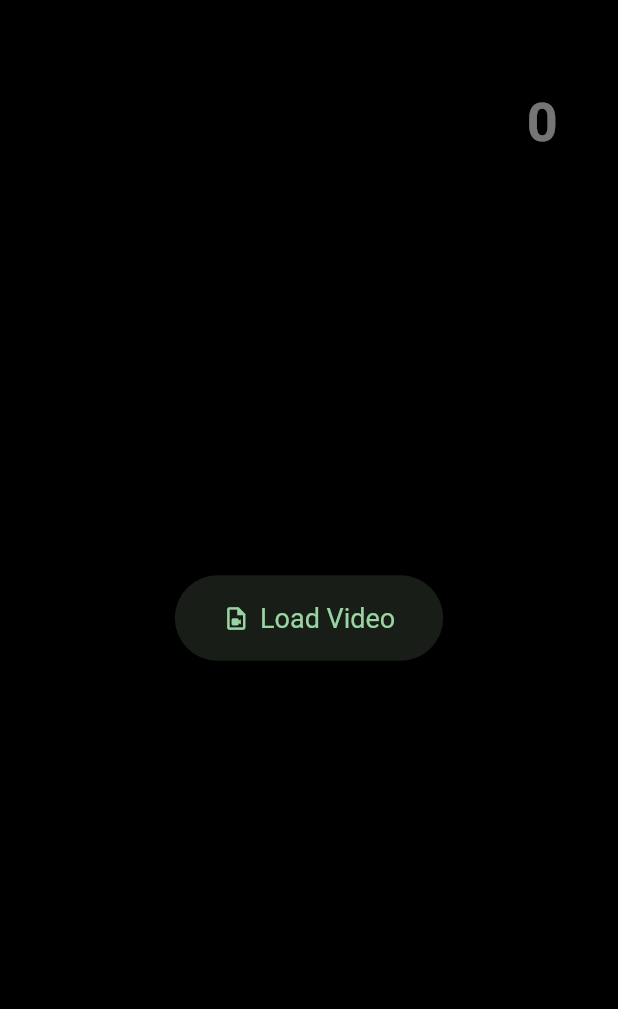
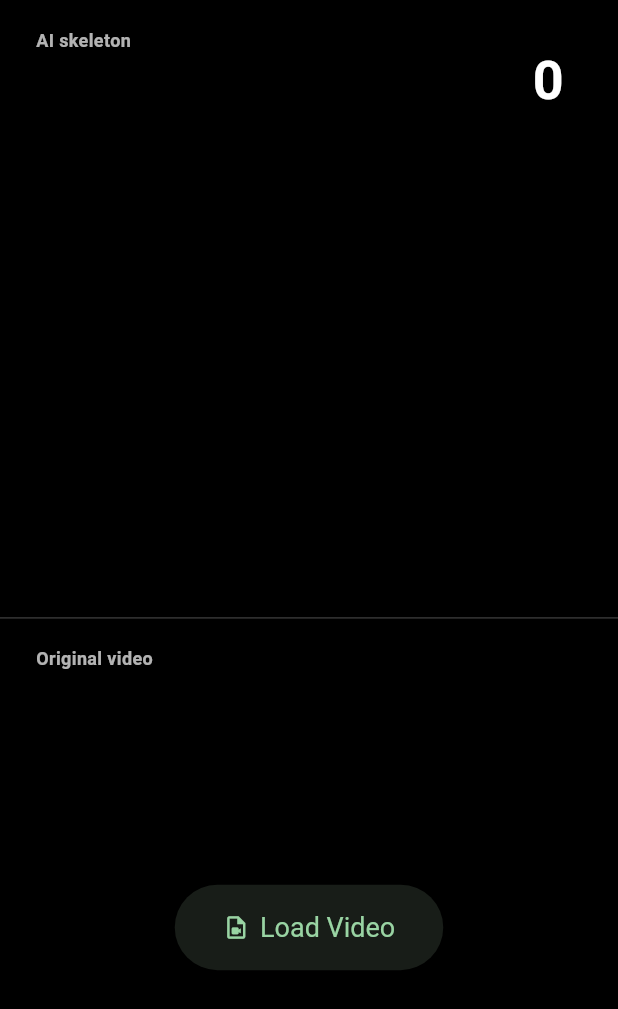
Before and after one commit to mmwady/prayer, a Flutter app: the screen it shows after launch, after a tap on "SQUAT", on a phone screen of 412 x 824 dp. Shown: the top 1009 px of the screen. Run offline on Flutter 3.47's test engine with Material 3 defaults, Android fonts, the phone set to English and light mode, and no system bars; our stand-ins replace camera, just_audio; missing offline and left inert: dart:html, dart:js_interop, dart:ui_web, google_mlkit_pose_detection; network calls fail.

Commit message:
Show split skeleton and source video workout view

```diff
--- a/mobile/coaching/lib/screens/workout_screen.dart
+++ b/mobile/coaching/lib/screens/workout_screen.dart
@@ -1,17 +1,12 @@
 // ─────────────────────────────────────────────────────────────────────────────
 // workout_screen.dart
 //
-// Distraction-free workout view.
+// Split workout view:
+//   top half    → skeleton / joints overlay
+//   bottom half → real uploaded video or live camera preview
 //
-// Visual stack (bottom → top):
-//   1. `CameraPreview`  — the live camera feed (or a black placeholder if
-//      we're running in an environment without a real camera).
-//   2. `ArOverlay`      — stick figure + faulty-joint pulse.
-//   3. `RepCounter`     — small HUD in a corner.
-//
-// Per the UX spec, the active screen shows NO menus or buttons. A long-press
-// anywhere exits — chosen because swipe-to-dismiss conflicts with some
-// Android gesture navigation.
+// This is better for demos because reviewers can compare the AI skeleton against
+// the original movement instead of seeing only floating joints.
 // ─────────────────────────────────────────────────────────────────────────────
 
 import 'package:flutter/material.dart';
@@ -19,7 +14,6 @@ import 'package:provider/provider.dart';
 
 import '../config/env.dart';
 import '../services/audio_player.dart';
-import '../services/pose_detector.dart';
 import '../services/pose_detector_provider.dart';
 import '../services/ws_client.dart';
 import '../state/locale_provider.dart';
@@ -38,19 +32,11 @@ class WorkoutScreen extends StatefulWidget {
 
 class _WorkoutScreenState extends State<WorkoutScreen> {
   late final WorkoutController _controller;
-
-  // Tracks whether the user has loaded a video (or the stub is active).
-  // On web, the file picker requires a real user gesture — we can't call
-  // detector.start() from initState() because the browser will silently
-  // block the file dialog. So we split initialisation in two:
-  //   • initState()    → connects WS + loads templates
-  //   • _loadDetector() → called from an explicit tap, then starts the detector
   bool _videoLoaded = false;
 
   @override
   void initState() {
     super.initState();
-    // Retrieve the locale string from the provider
     final localeCode = context.read<LocaleProvider>().localeCode;
 
     _controller = WorkoutController(
@@ -60,13 +46,9 @@ class _WorkoutScreenState extends State<WorkoutScreen> {
       audio: CoachingAudioPlayer(),
     );
 
-    // Connect WS + fetch templates immediately — these don't need a gesture.
-    // The actual detector (file picker on web) is started by _loadDetector().
     _controller.startWithoutDetector();
   }
 
-  /// Called when the user taps the "Load Video" button.
-  /// Wrapped in user-gesture context so the browser allows the file picker.
   Future<void> _loadDetector() async {
     await _controller.startDetector();
     if (mounted) setState(() => _videoLoaded = true);
@@ -83,84 +65,82 @@ class _WorkoutScreenState extends State<WorkoutScreen> {
     return ChangeNotifierProvider.value(
       value: _controller,
       child: Scaffold(
-        // Long-press exits the set — closes the screen AND the WS
-        // (via the controller's dispose).
+        backgroundColor: Colors.black,
         body: GestureDetector(
           onLongPress: () async {
             await _controller.finishSet();
             if (context.mounted) Navigator.of(context).pop();
           },
+          child: SafeArea(
             child: Stack(
+              children: [
+                Column(
+                  children: [
+                    Expanded(
+                      child: _Panel(
+                        title: 'AI skeleton',
+                        child: Consumer<WorkoutController>(
+                          builder: (_, c, __) => Stack(
                             fit: StackFit.expand,
                             children: [
-              // Layer 1: camera placeholder. A real implementation wires a
-              // `CameraController` + `CameraPreview` here; we use a black
-              // background so the AR overlay renders on an emulator.
-              Container(color: Colors.black),
-
-              // Layer 2: AR overlay driven by the controller's keypoints.
-              Consumer<WorkoutController>(
-                builder: (_, c, __) => ArOverlay(
+                              const ColoredBox(color: Colors.black),
+                              ArOverlay(
                                 keypoints: c.keypoints,
                                 faultyJoints: c.faultyJoints,
                               ),
+                            ],
+                          ),
+                        ),
+                      ),
+                    ),
+                    const Divider(height: 1, color: Colors.white24),
+                    Expanded(
+                      child: _Panel(
+                        title: 'Original video',
+                        child: _videoLoaded
+                            ? _controller.detector.buildPreview()
+                            : _LoadVideoPrompt(onPressed: _loadDetector),
+                      ),
+                    ),
+                  ],
                 ),
 
-              // Layer 3: HUD. Positioned deliberately off-center so the
-              // subject's torso (where the AR stick figure lives) isn't
-              // occluded.
                 Positioned(
-                top: 48,
-                right: 24,
+                  top: 20,
+                  right: 20,
                   child: Consumer<WorkoutController>(
                     builder: (_, c, __) => RepCounter(reps: c.repCount),
                   ),
                 ),
 
-              // Caption: shown small at the bottom so hearing-impaired users
-              // or those without sound can still read the coach's response.
                 Positioned(
                   left: 24,
                   right: 24,
-                bottom: 48,
+                  bottom: 24,
                   child: Consumer<WorkoutController>(
                     builder: (_, c, __) => AnimatedOpacity(
                       opacity: c.lastCaption == null ? 0 : 1,
                       duration: const Duration(milliseconds: 200),
+                      child: DecoratedBox(
+                        decoration: BoxDecoration(
+                          color: Colors.black.withOpacity(0.55),
+                          borderRadius: BorderRadius.circular(16),
+                        ),
+                        child: Padding(
+                          padding: const EdgeInsets.symmetric(
+                            horizontal: 16,
+                            vertical: 10,
+                          ),
                           child: Text(
                             c.lastCaption ?? '',
                             textAlign: TextAlign.center,
                             style: const TextStyle(
                               color: Colors.white,
-                        fontSize: 20,
+                              fontSize: 18,
                               fontWeight: FontWeight.w500,
-                        shadows: [
-                          Shadow(blurRadius: 4, color: Colors.black),
-                        ],
                             ),
                           ),
                         ),
-                ),
-              ),
-              // Layer 4 (web only): "Load Video" prompt.
-              // Shown until the user picks a file. This button MUST be the
-              // source of the detector.start() call because browsers require
-              // file-picker dialogs to originate from a direct user gesture.
-              // Once _videoLoaded is true, this layer disappears entirely.
-              if (!_videoLoaded)
-                Positioned.fill(
-                  child: ColoredBox(
-                    color: Colors.black54,
-                    child: Center(
-                      child: ElevatedButton.icon(
-                        style: ElevatedButton.styleFrom(
-                          padding: const EdgeInsets.symmetric(
-                              horizontal: 32, vertical: 18),
-                          textStyle: const TextStyle(fontSize: 18),
-                        ),
-                        icon: const Icon(Icons.video_file_outlined),
-                        label: Text(context.watch<LocaleProvider>().t('load_video')),
-                        onPressed: _loadDetector,
                       ),
                     ),
                   ),
@@ -169,6 +149,69 @@ class _WorkoutScreenState extends State<WorkoutScreen> {
             ),
           ),
         ),
+      ),
     );
   }
 }
+
+class _Panel extends StatelessWidget {
+  const _Panel({required this.title, required this.child});
+
+  final String title;
+  final Widget child;
+
+  @override
+  Widget build(BuildContext context) {
+    return Stack(
+      fit: StackFit.expand,
+      children: [
+        child,
+        Positioned(
+          left: 12,
+          top: 12,
+          child: DecoratedBox(
+            decoration: BoxDecoration(
+              color: Colors.black.withOpacity(0.55),
+              borderRadius: BorderRadius.circular(999),
+            ),
+            child: Padding(
+              padding: const EdgeInsets.symmetric(horizontal: 12, vertical: 6),
+              child: Text(
+                title,
+                style: const TextStyle(
+                  color: Colors.white70,
+                  fontSize: 12,
+                  fontWeight: FontWeight.w600,
+                ),
+              ),
+            ),
+          ),
+        ),
+      ],
+    );
+  }
+}
+
+class _LoadVideoPrompt extends StatelessWidget {
+  const _LoadVideoPrompt({required this.onPressed});
+
+  final VoidCallback onPressed;
+
+  @override
+  Widget build(BuildContext context) {
+    return ColoredBox(
+      color: Colors.black,
+      child: Center(
+        child: ElevatedButton.icon(
+          style: ElevatedButton.styleFrom(
+            padding: const EdgeInsets.symmetric(horizontal: 32, vertical: 18),
+            textStyle: const TextStyle(fontSize: 18),
+          ),
+          icon: const Icon(Icons.video_file_outlined),
+          label: Text(context.watch<LocaleProvider>().t('load_video')),
+          onPressed: onPressed,
+        ),
+      ),
+    );
+  }
+}
```
Lines whose indentation alone changed are shown as unchanged.
